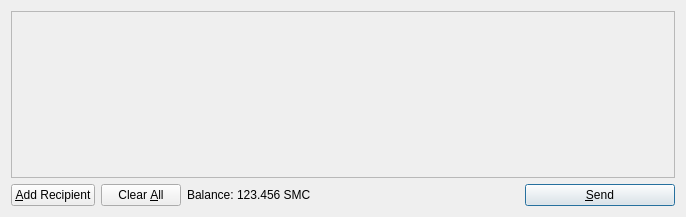
This is src/qt/forms/sendcoinsdialog.ui in ponecoin/ponecoin as Qt 5 draws it before an edit. The edited form follows.
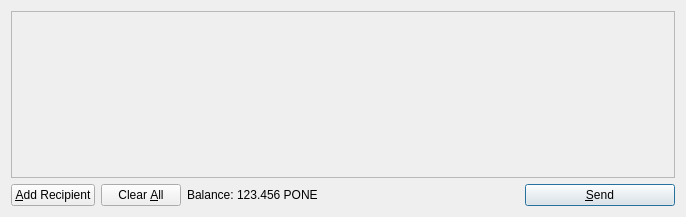
This is the edited form. Icons and pictures are not drawn.

Commit message: Based PONE off of LTC.

```diff
--- a/src/qt/forms/sendcoinsdialog.ui
+++ b/src/qt/forms/sendcoinsdialog.ui
@@ -119,7 +119,7 @@
           <cursorShape>IBeamCursor</cursorShape>
          </property>
          <property name="text">
-          <string>123.456 SMC</string>
+          <string>123.456 PONE</string>
          </property>
          <property name="textInteractionFlags">
           <set>Qt::LinksAccessibleByMouse|Qt::TextSelectableByKeyboard|Qt::TextSelectableByMouse</set>
```
The commit also changes 40 other files.
